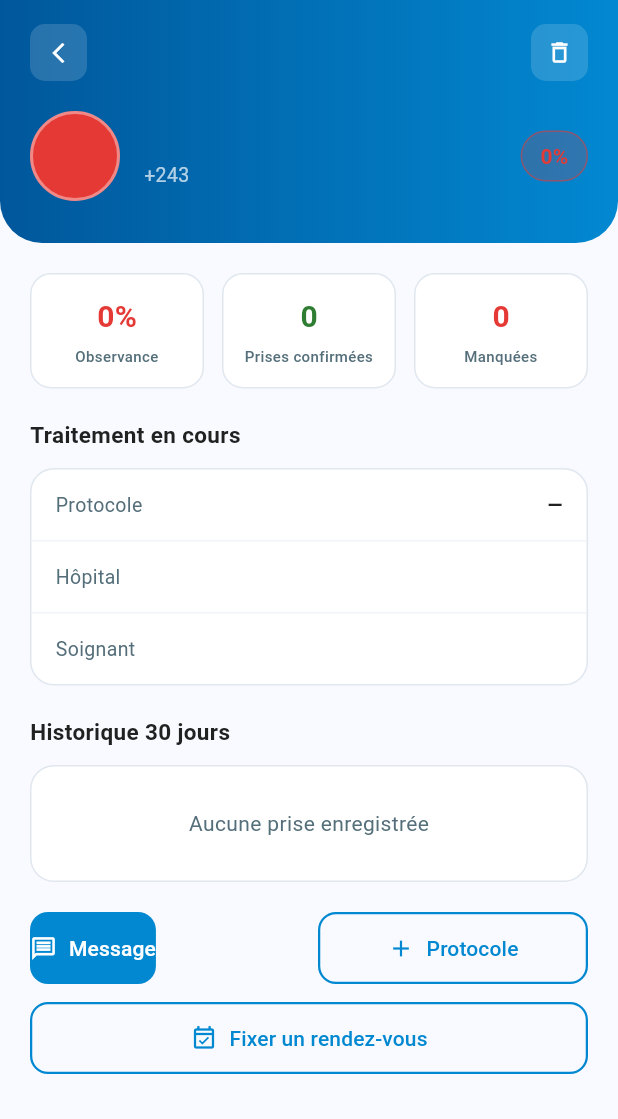
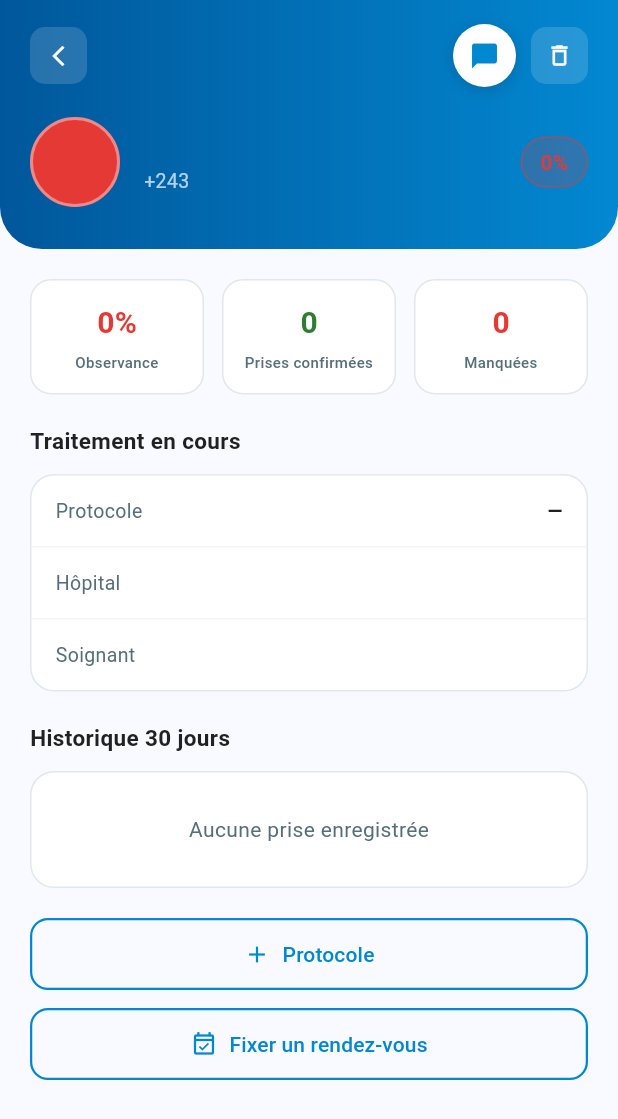
Before and after one commit to Christiantshikwata/ConfidantSante, a Flutter app: the DossierPatientScreen screen opened directly with empty values, on a phone screen of 412 x 824 dp. Shown: the top 1119 px of the screen. Run offline on Flutter 3.47's test engine with Material 3 defaults, Android fonts, the phone set to English and light mode, and no system bars; our stand-ins replace cloud_firestore, connectivity_plus, firebase_auth, firebase_core, flutter_local_notifications, flutter_secure_storage and 4 more; missing offline and left inert: excel; accounts and stored records are empty.

Commit message:
feat(soignant): icone messagerie dans l'en-tete du dossier (comme cote patient)
Le bouton Message etait un bouton plein dans la rangee d'actions. Il est
desormais positionne comme chez le patient : une icone ronde blanche avec
badge de non-lus, en haut a droite de l'en-tete du dossier patient. La rangee
d'actions ne contient plus que Protocole (pleine largeur) et le rendez-vous.

Co-Authored-By: Claude Opus 4.8 <noreply@anthropic.com>
Claude-Session: https://claude.ai/code/session_01L2TbUJ1urnUpFwvEByhjJ3

```diff
--- a/lib/features/soignant/dashboard_soignant_screen.dart
+++ b/lib/features/soignant/dashboard_soignant_screen.dart
@@ -1409,6 +1409,36 @@ class _DossierPatientScreenState extends State<DossierPatientScreen> {
     });
   }
 
+  /// Identifiant de la conversation avec ce patient (pour le badge non-lus).
+  String get _convId => MessagerieScreen.conversationIdPour(
+        patientNumero: widget.patient['numero'] as String? ?? '',
+        soignantMatricule: _matricule.isNotEmpty
+            ? _matricule
+            : DatabaseService.soignantDemoMatricule,
+      );
+
+  /// Ouvre la messagerie avec ce patient.
+  Future<void> _ouvrirMessagerie() async {
+    final matricule = await SessionService().getSoignantMatricule() ??
+        DatabaseService.soignantDemoMatricule;
+    final numero = widget.patient['numero'] as String? ?? '';
+    if (!mounted) return;
+    Navigator.push(
+      context,
+      MaterialPageRoute(
+        builder: (_) => MessagerieScreen(
+          conversationId: MessagerieScreen.conversationIdPour(
+            patientNumero: numero,
+            soignantMatricule: matricule,
+          ),
+          monId: matricule,
+          destinataireNom: widget.patient['nom'] as String? ?? '',
+          role: 'soignant',
+        ),
+      ),
+    );
+  }
+
   /// Supprime définitivement le patient (local + Firestore) après confirmation.
   Future<void> _confirmerSuppression() async {
     final nom = widget.patient['nom'] as String? ?? 'ce patient';
@@ -1929,6 +1959,54 @@ class _DossierPatientScreenState extends State<DossierPatientScreen> {
                                   color: Colors.white, size: 16),
                             ),
                           ),
+                          Row(
+                            children: [
+                              // Bouton messagerie — même style que côté patient
+                              // (cercle blanc plein, icône contrastée) + badge.
+                              GestureDetector(
+                                onTap: _ouvrirMessagerie,
+                                child: Stack(
+                                  clipBehavior: Clip.none,
+                                  children: [
+                                    Container(
+                                      width: 42, height: 42,
+                                      decoration: BoxDecoration(
+                                        color: Colors.white,
+                                        shape: BoxShape.circle,
+                                        boxShadow: [
+                                          BoxShadow(
+                                            color: Colors.black
+                                                .withValues(alpha: 0.15),
+                                            blurRadius: 8,
+                                            offset: const Offset(0, 2),
+                                          ),
+                                        ],
+                                      ),
+                                      child: const Center(
+                                        child: Icon(
+                                          Icons.chat_bubble_rounded,
+                                          color: Color(0xFF0288D1),
+                                          size: 20,
+                                        ),
+                                      ),
+                                    ),
+                                    if (context
+                                            .watch<MessagesProvider>()
+                                            .nonLusPour(_convId) >
+                                        0)
+                                      Positioned(
+                                        right: -2,
+                                        top: -2,
+                                        child: BadgeNonLus(
+                                          nombre: context
+                                              .watch<MessagesProvider>()
+                                              .nonLusPour(_convId),
+                                        ),
+                                      ),
+                                  ],
+                                ),
+                              ),
+                              const SizedBox(width: 10),
                               GestureDetector(
                                 onTap: _confirmerSuppression,
                                 child: Container(
@@ -1940,6 +2018,8 @@ class _DossierPatientScreenState extends State<DossierPatientScreen> {
                                   child: const Icon(Icons.delete_outline,
                                       color: Colors.white, size: 18),
                                 ),
+                              ),
+                            ],
                           ),
                         ],
                       ),
@@ -2149,78 +2229,10 @@ class _DossierPatientScreenState extends State<DossierPatientScreen> {
 
                 const SizedBox(height: 20),
 
-                // Actions
-                Row(
-                  children: [
-                    Expanded(
-                      child: Stack(
-                        clipBehavior: Clip.none,
-                        children: [
-                          ElevatedButton.icon(
-                            onPressed: () async {
-                              final matricule =
-                                  await SessionService().getSoignantMatricule() ??
-                                      DatabaseService.soignantDemoMatricule;
-                              final numero = patient['numero'] as String? ?? '';
-                              if (!context.mounted) return;
-                              Navigator.push(context, MaterialPageRoute(
-                                builder: (_) => MessagerieScreen(
-                                  conversationId:
-                                      MessagerieScreen.conversationIdPour(
-                                    patientNumero: numero,
-                                    soignantMatricule: matricule,
-                                  ),
-                                  monId: matricule,
-                                  destinataireNom: patient['nom'] as String,
-                                  role: 'soignant',
-                                ),
-                              ));
-                            },
-                            icon: const Icon(Icons.message_outlined, size: 18),
-                            label: const Text('Message'),
-                            style: ElevatedButton.styleFrom(
-                              backgroundColor: const Color(0xFF0288D1),
-                              foregroundColor: Colors.white,
-                              elevation: 0,
-                              padding:
-                                  const EdgeInsets.symmetric(vertical: 14),
-                              shape: RoundedRectangleBorder(
-                                  borderRadius: BorderRadius.circular(12)),
-                            ),
-                          ),
-                          if (context.watch<MessagesProvider>().nonLusPour(
-                                MessagerieScreen.conversationIdPour(
-                                  patientNumero:
-                                      patient['numero'] as String? ?? '',
-                                  soignantMatricule: _matricule.isNotEmpty
-                                      ? _matricule
-                                      : DatabaseService.soignantDemoMatricule,
-                                ),
-                              ) >
-                              0)
-                            Positioned(
-                              right: -4,
-                              top: -6,
-                              child: BadgeNonLus(
-                                nombre: context
-                                    .watch<MessagesProvider>()
-                                    .nonLusPour(
-                                      MessagerieScreen.conversationIdPour(
-                                        patientNumero:
-                                            patient['numero'] as String? ?? '',
-                                        soignantMatricule: _matricule.isNotEmpty
-                                            ? _matricule
-                                            : DatabaseService
-                                                .soignantDemoMatricule,
-                                      ),
-                                    ),
-                              ),
-                            ),
-                        ],
-                      ),
-                    ),
-                    const SizedBox(width: 12),
-                    Expanded(
+                // Actions — la messagerie est désormais dans l'en-tête (comme
+                // côté patient) ; restent ici la prescription et le rendez-vous.
+                SizedBox(
+                  width: double.infinity,
                   child: OutlinedButton.icon(
                     onPressed: _ajouterProtocole,
                     icon: const Icon(Icons.add_outlined, size: 18),
@@ -2234,8 +2246,6 @@ class _DossierPatientScreenState extends State<DossierPatientScreen> {
                           borderRadius: BorderRadius.circular(12)),
                     ),
                   ),
-                    ),
-                  ],
                 ),
 
                 const SizedBox(height: 12),
```
Lines whose indentation alone changed are shown as unchanged.
